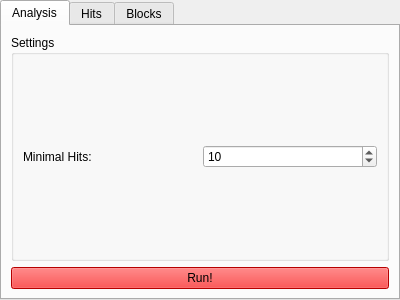
Above: src/ui/controlwidget.ui from elsamuko/copymove2 before the change. Below: the same form after it.
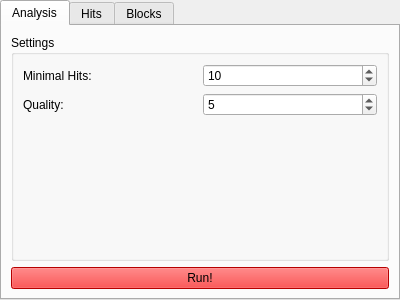
That is the form after the change.

Commit message: add: pass quality as gui parameter

Patch:
```diff
--- a/src/ui/controlwidget.ui
+++ b/src/ui/controlwidget.ui
@@ -52,13 +52,6 @@
           <string>Settings</string>
          </property>
          <layout class="QGridLayout" name="gridLayout_4">
-          <item row="0" column="0">
-           <widget class="QLabel" name="labelMinHits">
-            <property name="text">
-             <string>Minimal Hits:</string>
-            </property>
-           </widget>
-          </item>
           <item row="0" column="1">
            <widget class="QSpinBox" name="spinBoxMinHits">
             <property name="minimum">
@@ -72,6 +65,46 @@
             </property>
            </widget>
           </item>
+          <item row="1" column="1">
+           <widget class="QSpinBox" name="spinBoxQuality">
+            <property name="minimum">
+             <number>1</number>
+            </property>
+            <property name="maximum">
+             <number>10</number>
+            </property>
+            <property name="value">
+             <number>5</number>
+            </property>
+           </widget>
+          </item>
+          <item row="0" column="0">
+           <widget class="QLabel" name="labelMinHits">
+            <property name="text">
+             <string>Minimal Hits:</string>
+            </property>
+           </widget>
+          </item>
+          <item row="1" column="0">
+           <widget class="QLabel" name="labelQuality">
+            <property name="text">
+             <string>Quality:</string>
+            </property>
+           </widget>
+          </item>
+          <item row="2" column="0" colspan="2">
+           <spacer name="verticalSpacer">
+            <property name="orientation">
+             <enum>Qt::Vertical</enum>
+            </property>
+            <property name="sizeHint" stdset="0">
+             <size>
+              <width>20</width>
+              <height>40</height>
+             </size>
+            </property>
+           </spacer>
+          </item>
          </layout>
         </widget>
        </item>
```
The commit also changes 1 other file.
